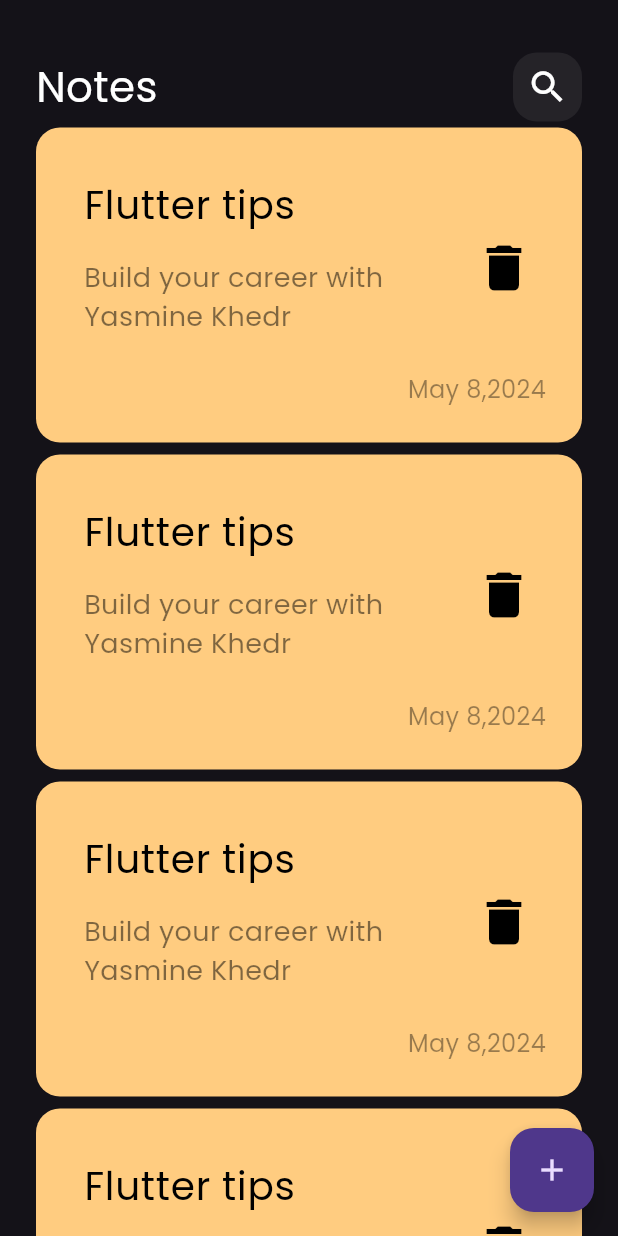
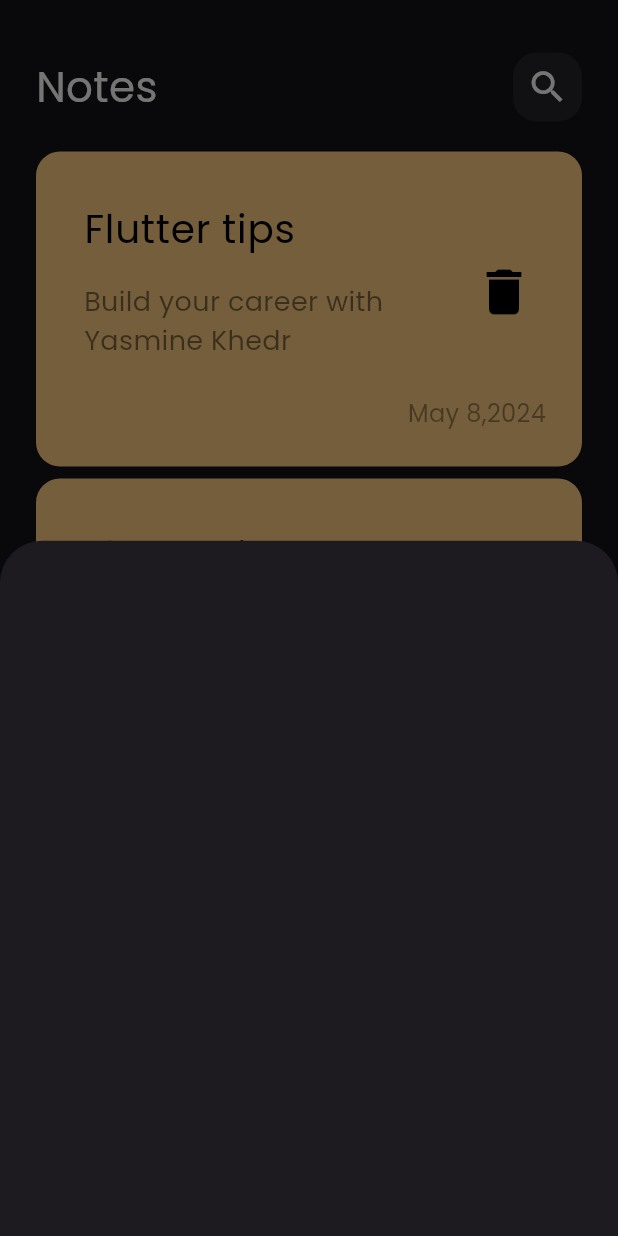
Before and after one commit to yasminekhedr2/note_app, a Flutter app: the screen it shows after launch, after a tap on the "add" icon, on a phone screen of 412 x 824 dp. Run offline on Flutter 3.47's test engine with Material 3 defaults, Android fonts, the phone set to English and light mode, and no system bars.

Commit message:
show modal bottom sheet

```diff
--- a/lib/views/notes_view.dart
+++ b/lib/views/notes_view.dart
@@ -1,4 +1,5 @@
 import 'package:flutter/material.dart';
+import 'package:notes_app/views/widgets/add_note_bottom_sheet.dart';
 import 'package:notes_app/views/widgets/notes_view_body.dart';
 
 class NotesView extends StatelessWidget {
@@ -8,6 +9,10 @@ class NotesView extends StatelessWidget {
   Widget build(BuildContext context) {
     return  Scaffold(
       floatingActionButton: FloatingActionButton(child: Icon(Icons.add),onPressed:() {
+        showModalBottomSheet(context: context, builder: (context) {
+
+        return addBottomSheet();
+        },);
 
       },),
 body: NotesViewBody(),
--- /dev/null
+++ b/lib/views/widgets/add_note_bottom_sheet.dart
@@ -0,0 +1,10 @@
+import 'package:flutter/material.dart';
+
+class addBottomSheet extends StatelessWidget {
+  const addBottomSheet({super.key});
+
+  @override
+  Widget build(BuildContext context) {
+    return Container();
+}
+}
--- a/lib/views/widgets/notes_list_view.dart
+++ b/lib/views/widgets/notes_list_view.dart
@@ -6,13 +6,17 @@ class NotesListView extends StatelessWidget {
 
   @override
   Widget build(BuildContext context) {
-    return ListView.builder(
+    return Padding(
+      padding: const EdgeInsets.symmetric(vertical: 16),
+      child: ListView.builder(
+        padding: EdgeInsets.zero,
 
-    itemBuilder:(context, index) {
-      return Padding(
-        padding: const EdgeInsets.symmetric(vertical: 4),
-        child: NoteItem(),
-      );
-    },);
+      itemBuilder:(context, index) {
+        return Padding(
+          padding: const EdgeInsets.symmetric(vertical: 4),
+          child: NoteItem(),
+        );
+      },),
+    );
   }
 }
```
